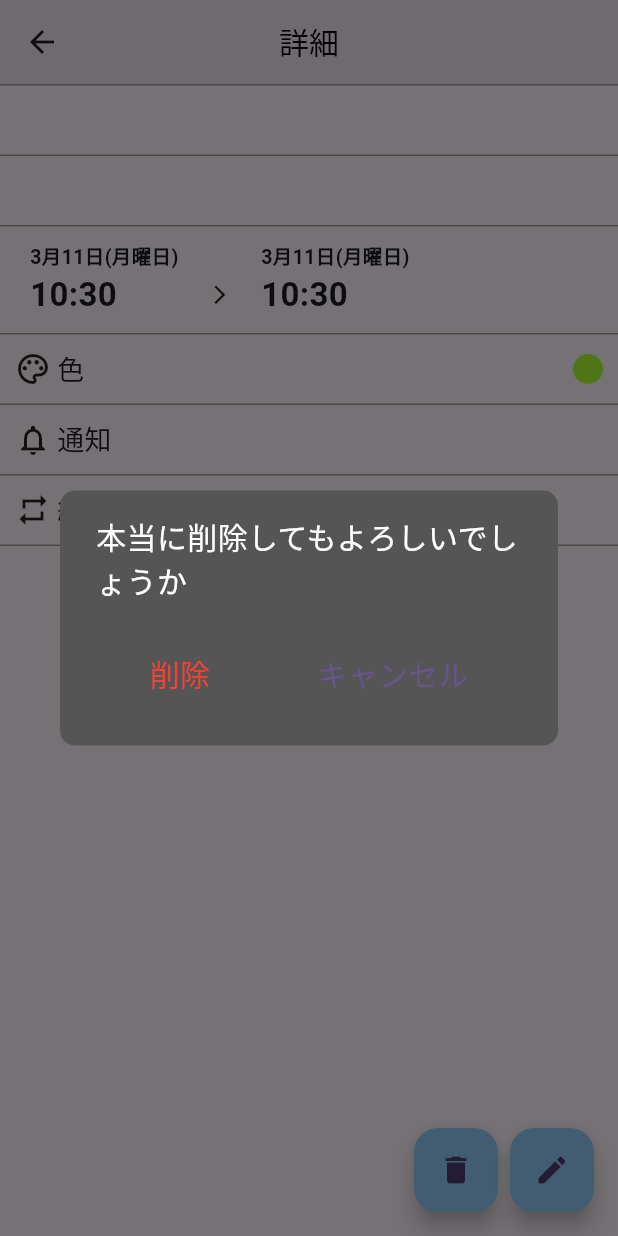
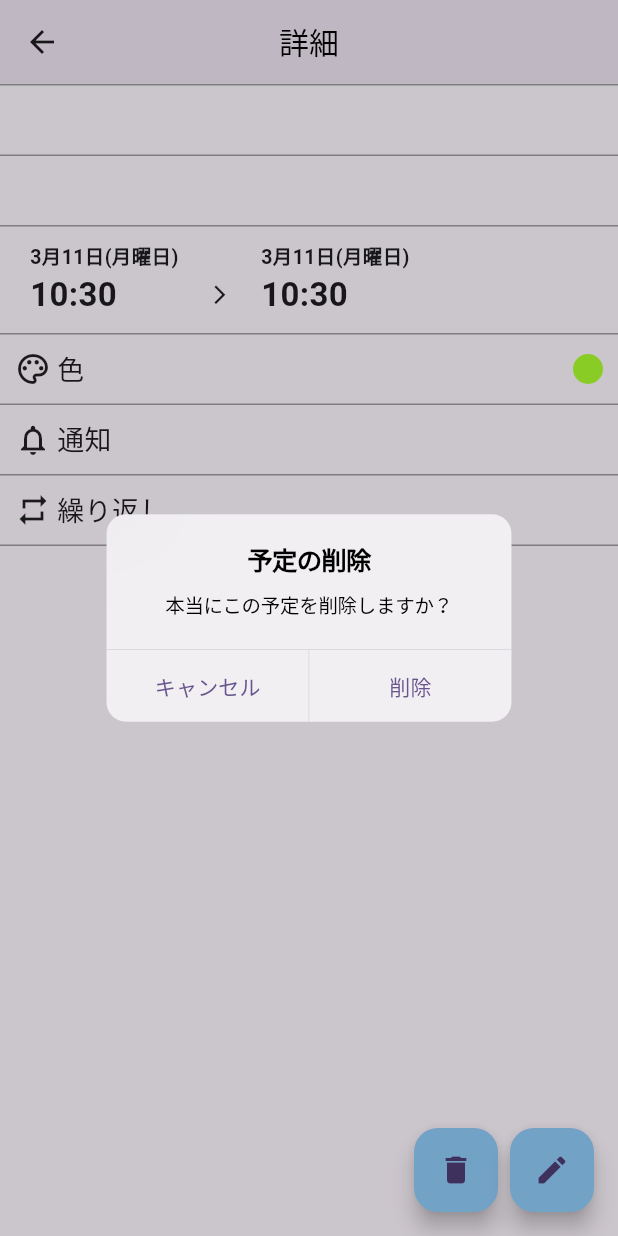
Before and after one commit to harukayokoizo/calcat, a Flutter app: the EventDetail screen opened directly with empty values, after a tap on the "delete" icon, on a phone screen of 412 x 824 dp. Run offline on Flutter 3.47's test engine with Material 3 defaults, Android fonts, the phone set to English and light mode, and no system bars; our stand-ins replace cloud_firestore, firebase_auth, firebase_core, flutter_datetime_picker_plus, flutter_riverpod, freezed_annotation and 1 more; missing offline and left inert: simple_gesture_detector; accounts and stored records are empty.

Commit message:
編集機能、削除機能追加

```diff
--- a/lib/src/features/personal_event/presentation/event_detail/event_detail.dart
+++ b/lib/src/features/personal_event/presentation/event_detail/event_detail.dart
@@ -14,24 +14,6 @@ import 'event_date_detail.dart';
 import 'event_notification_detail.dart';
 import 'event_repeat_detail.dart';
 import 'modal_bottom_sheet.dart';
-
-// final eventDisplay = StateProvider.autoDispose<bool>(
-//         (ref) => true
-// );
-
-// class EventContent extends ConsumerWidget{
-//   EventDocument eventDoc;
-//   EventContent(this.eventDoc, {super.key});
-//   @override
-//   Widget build(BuildContext context, WidgetRef ref) {
-//     bool display = ref.watch(eventDisplay);
-//     if(display){
-//       return EventDetail(eventDoc);
-//     }else{
-//       return PersonalEventEdit(eventDoc);
-//     }
-//   }
-// }
 
 class EventDetail extends ConsumerWidget{
   EventDocument eventDoc;
@@ -114,18 +96,26 @@ class EventDetail extends ConsumerWidget{
                     showDialog(
                       context: context,
                       builder: (BuildContext context) {
-                        return const DeleteDialog();
+                        return DeleteDialog(value, eventDoc);
                       },
-                    );
+                    ).then((value){
+                      if(value){
+                        Navigator.pop(context);
+                      }
+                    });
                   }
                 });
               }else{
-                showDialog(
+                showCupertinoDialog(
                   context: context,
                   builder: (BuildContext context) {
-                    return const DeleteDialog();
+                    return DeleteDialog(0, eventDoc);
                   },
-                );
+                ).then((value){
+                  if(value){
+                    Navigator.pop(context);
+                  }
+                });
               }
             },
           ),
--- a/lib/src/features/personal_event/presentation/event_edit/delete_dialog.dart
+++ b/lib/src/features/personal_event/presentation/event_edit/delete_dialog.dart
@@ -1,54 +1,49 @@
 import 'package:flutter/cupertino.dart';
 import 'package:flutter/material.dart';
+import 'package:flutter_riverpod/flutter_riverpod.dart';
+import 'package:share_calendar/src/features/personal_event/domain/event_document.dart';
 
-class DeleteDialog extends StatelessWidget{
-  const DeleteDialog({super.key});
+import '../../data/personal_event_repositories.dart';
+
+class DeleteDialog extends ConsumerWidget{
+  int value;
+  EventDocument eventDoc;
+  DeleteDialog(this.value, this.eventDoc, {super.key});
 
   @override
 
-  Widget build(BuildContext context) {
-    int count = 0;
-    return AlertDialog(
-      shape: RoundedRectangleBorder(
-        borderRadius: BorderRadius.circular(10),
+  Widget build(BuildContext context, WidgetRef ref) {
+    return CupertinoAlertDialog(
+      title: const Text('予定の削除'),
+      content: const Padding(
+        padding: EdgeInsets.only(top: 8.0),
+        child: Text('本当にこの予定を削除しますか？',),
       ),
-      elevation: 10,
-      backgroundColor: const Color.fromRGBO(85, 85, 85, 1),
-      content: const Text(
-        "本当に削除してもよろしいでしょうか",
-        style: TextStyle(
-            fontSize: 20,
-            color: Colors.white
-        ),
-      ),
-      actionsAlignment: MainAxisAlignment.spaceAround,
-      //actionsPadding: EdgeInsets.all(1.0),
       actions: <Widget>[
-        // ボタン領域
         TextButton(
             child: const Text(
-              "削除",
-              style: TextStyle(
-                  fontSize: 20,
-                  color: Colors.red
-              ),
+              "キャンセル",
             ),
-            onPressed: ()async{
-              //await ref.read(roomRepositoriesProvider).deleteRoom(room.roomId!);
-              // ignore: use_build_context_synchronously
-              Navigator.pop(context);
+            onPressed: (){
+              Navigator.pop(context, false);
             }
         ),
         TextButton(
             child: const Text(
-              "キャンセル",
-              style: TextStyle(
-                fontSize: 20,
-              ),
+              "削除",
             ),
-            onPressed: (){
-              Navigator.pop(context);
-              //ref.read(deleteDialogFlag.notifier).state = false;
+            onPressed: ()async{
+              if(value == 0 || value == 1){
+                ref.read(personalEventRepositories).deleteEvent(eventDoc.docId!)
+                    .then((value){
+                      Navigator.pop(context, true);
+                    });
+              }else if(value == 2){
+                ref.read(personalEventRepositories).deleteSameEvents(eventDoc).then((value){
+                  Navigator.pop(context, true);
+                });
+              }
+
             }
         ),
       ],
```
Also changed, not shown: lib/src/features/personal_event/application/personal_event_provider.dart (+46 -53 lines), lib/src/features/personal_event/data/personal_event_repositories.dart (+36 -5 lines), lib/src/features/personal_event/presentation/event_edit/event_edit_page.dart (+11 -5 lines).
